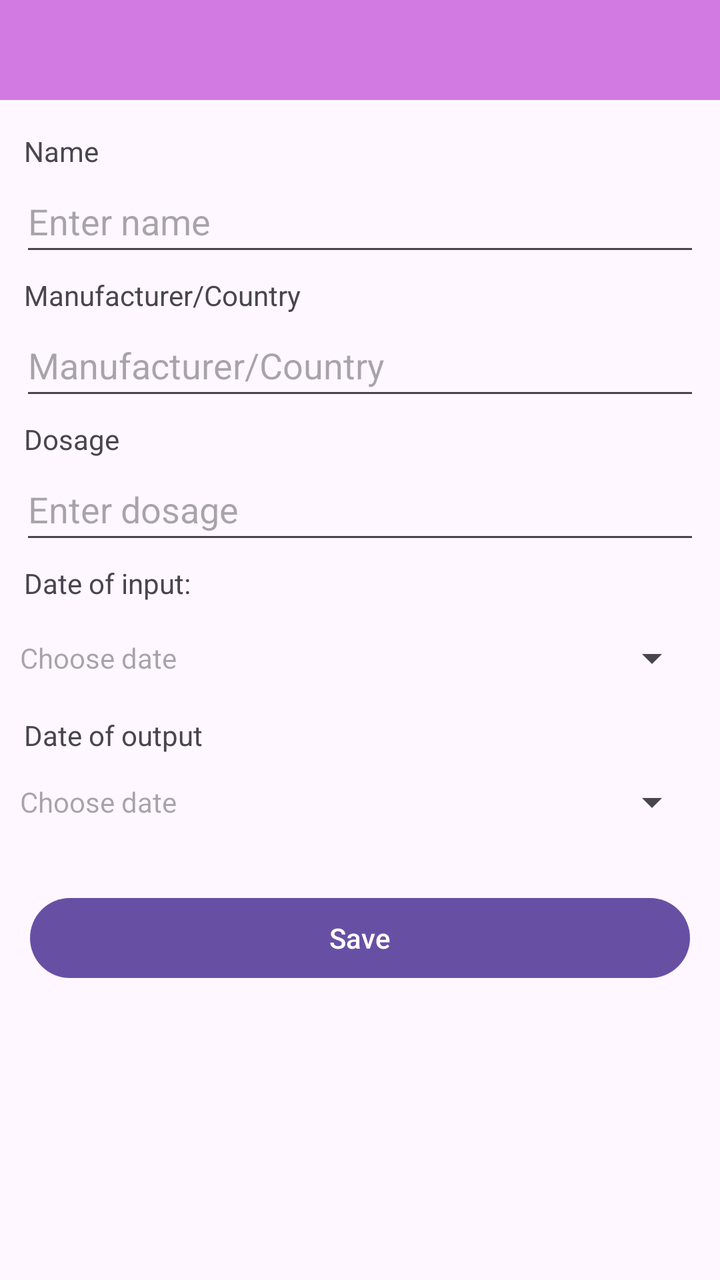
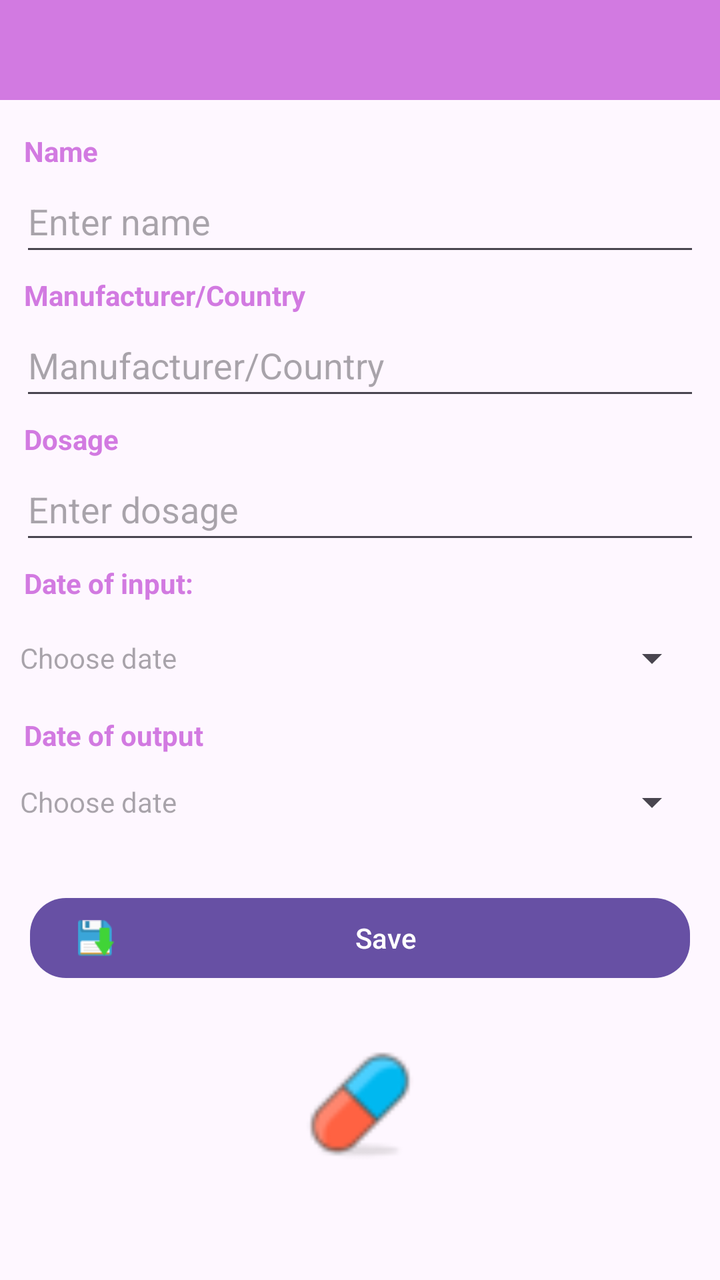

Compare the two renders of this Android layout. The source of the first and the diff that turns it into the second are given below.
<!-- AndroidManifest.xml: application theme Theme.AppFond -->
<!-- res/layout/activity_new_teraphy.xml -->
<?xml version="1.0" encoding="utf-8"?>
<androidx.constraintlayout.widget.ConstraintLayout xmlns:android="http://schemas.android.com/apk/res/android"
    xmlns:app="http://schemas.android.com/apk/res-auto"
    xmlns:tools="http://schemas.android.com/tools"
    android:layout_width="match_parent"
    android:layout_height="match_parent"
    android:fitsSystemWindows="true"
    tools:context=".NewTeraphyActivity">

    <EditText
        android:id="@+id/fieldNewDateEndTer"
        style="@style/Widget.AppCompat.Spinner"
        android:layout_width="0dp"
        android:layout_height="wrap_content"
        android:layout_marginStart="10dp"
        android:layout_marginEnd="10dp"
        android:autofillHints=""
        android:editable="false"
        android:ems="10"
        android:enabled="true"
        android:hint="@string/textChooseDateField"
        android:minHeight="48dp"
        app:layout_constraintEnd_toEndOf="parent"
        app:layout_constraintHorizontal_bias="1.0"
        app:layout_constraintStart_toStartOf="parent"
        app:layout_constraintTop_toBottomOf="@+id/labelNewTerDateEnd"
        tools:ignore="SpeakableTextPresentCheck" />

    <TextView
        android:id="@+id/labelNewTerDateEnd"
        android:layout_width="wrap_content"
        android:layout_height="wrap_content"
        android:layout_marginStart="12dp"
        android:layout_marginTop="5dp"
        android:text="@string/textDateOuput"
        app:layout_constraintStart_toStartOf="parent"
        app:layout_constraintTop_toBottomOf="@+id/fieldNewDateBegTer" />

    <TextView
        android:id="@+id/labelNewDoz"
        android:layout_width="wrap_content"
        android:layout_height="wrap_content"
        android:layout_marginStart="12dp"
        android:layout_marginTop="5dp"
        android:text="@string/textDozeTeraphy"
        app:layout_constraintStart_toStartOf="parent"
        app:layout_constraintTop_toBottomOf="@+id/fieldCountryNewTer" />

    <EditText
        android:id="@+id/fieldDozNewTer"
        android:layout_width="0dp"
        android:layout_height="wrap_content"
        android:layout_marginStart="10dp"
        android:layout_marginEnd="10dp"
        android:autofillHints=""
        android:editable="true"
        android:ems="10"
        android:enabled="true"
        android:hint="@string/textHintDose"
        android:inputType="textPersonName"
        android:minHeight="48dp"
        app:layout_constraintEnd_toEndOf="parent"
        app:layout_constraintHorizontal_bias="1.0"
        app:layout_constraintStart_toStartOf="parent"
        app:layout_constraintTop_toBottomOf="@+id/labelNewDoz" />

    <EditText
        android:id="@+id/fieldCountryNewTer"
        android:layout_width="0dp"
        android:layout_height="wrap_content"
        android:layout_marginStart="10dp"
        android:layout_marginEnd="10dp"
        android:autofillHints=""
        android:editable="true"
        android:ems="10"
        android:enabled="true"
        android:hint="@string/textHintCountryTer"
        android:inputType="textPersonName"
        android:minHeight="48dp"
        app:layout_constraintEnd_toEndOf="parent"
        app:layout_constraintHorizontal_bias="0.0"
        app:layout_constraintStart_toStartOf="parent"
        app:layout_constraintTop_toBottomOf="@+id/labelNewСountry" />

    <TextView
        android:id="@+id/labelNewСountry"
        android:layout_width="wrap_content"
        android:layout_height="wrap_content"
        android:layout_marginStart="12dp"
        android:layout_marginTop="5dp"
        android:text="@string/textHintCountryTer"
        app:layout_constraintStart_toStartOf="parent"
        app:layout_constraintTop_toBottomOf="@+id/fieldNameNewTer" />

    <androidx.appcompat.widget.Toolbar
        android:id="@+id/newTerToolbar"
        android:layout_width="0dp"
        android:layout_height="50dp"
        android:background="@color/fiol_bleed"
        app:layout_constraintEnd_toEndOf="parent"
        app:layout_constraintStart_toStartOf="parent"
        app:layout_constraintTop_toTopOf="parent">

    </androidx.appcompat.widget.Toolbar>

    <ProgressBar
        android:id="@+id/progressBarNewTer"
        style="?android:attr/progressBarStyleHorizontal"
        android:layout_width="0dp"
        android:layout_height="wrap_content"
        android:indeterminate="true"
        android:visibility="invisible"
        app:layout_constraintEnd_toEndOf="parent"
        app:layout_constraintHorizontal_bias="0.0"
        android:indeterminateTint="@color/fiol"
        app:layout_constraintStart_toStartOf="parent"
        app:layout_constraintTop_toBottomOf="@+id/newTerToolbar" />

    <TextView
        android:id="@+id/labelNewName"
        android:layout_width="wrap_content"
        android:layout_height="wrap_content"
        android:layout_marginStart="12dp"
        android:text="@string/textNameTeraphy"
        app:layout_constraintStart_toStartOf="parent"
        app:layout_constraintTop_toBottomOf="@+id/progressBarNewTer" />

    <EditText
        android:id="@+id/fieldNameNewTer"
        android:layout_width="0dp"
        android:layout_height="wrap_content"
        android:layout_marginStart="10dp"
        android:layout_marginEnd="10dp"
        android:autofillHints=""
        android:editable="true"
        android:ems="10"
        android:enabled="true"
        android:hint="@string/textHintNameTer"
        android:inputType="textPersonName"
        android:minHeight="48dp"
        app:layout_constraintEnd_toEndOf="parent"
        app:layout_constraintHorizontal_bias="0.0"
        app:layout_constraintStart_toStartOf="parent"
        app:layout_constraintTop_toBottomOf="@+id/labelNewName" />

    <TextView
        android:id="@+id/labelNewTerDateBeg"
        android:layout_width="wrap_content"
        android:layout_height="wrap_content"
        android:layout_marginStart="12dp"
        android:layout_marginTop="5dp"
        android:text="@string/textDateInput"
        app:layout_constraintStart_toStartOf="parent"
        app:layout_constraintTop_toBottomOf="@+id/fieldDozNewTer" />

    <EditText
        android:id="@+id/fieldNewDateBegTer"
        style="@style/Widget.AppCompat.Spinner"
        android:layout_width="0dp"
        android:layout_height="wrap_content"
        android:layout_marginStart="10dp"
        android:layout_marginTop="4dp"
        android:layout_marginEnd="10dp"
        android:autofillHints=""
        android:editable="false"
        android:ems="10"
        android:enabled="true"
        android:hint="@string/textChooseDateField"
        android:minHeight="48dp"
        app:layout_constraintEnd_toEndOf="parent"
        app:layout_constraintHorizontal_bias="1.0"
        app:layout_constraintStart_toStartOf="parent"
        app:layout_constraintTop_toBottomOf="@+id/labelNewTerDateBeg"
        tools:ignore="SpeakableTextPresentCheck" />

    <Button
        android:id="@+id/buttonSaveNewTer"
        android:layout_width="0dp"
        android:layout_height="wrap_content"
        android:layout_marginStart="15dp"
        android:layout_marginTop="20dp"
        android:layout_marginEnd="15dp"
        android:text="@string/textSave"
        app:layout_constraintEnd_toEndOf="parent"
        app:layout_constraintStart_toStartOf="parent"
        app:layout_constraintTop_toBottomOf="@+id/fieldNewDateEndTer" />
</androidx.constraintlayout.widget.ConstraintLayout>
<!-- resources referenced by this layout -->
<resources>
  <color name="fiol">#9C27B0</color>
  <color name="fiol_bleed">#D27AE1</color>
  <string name="textChooseDateField">Choose date</string>
  <string name="textDateInput">"Date of input: "</string>
  <string name="textDateOuput">Date of output</string>
  <string name="textDozeTeraphy">Dosage</string>
  <string name="textHintCountryTer">Manufacturer/Country</string>
  <string name="textHintDose">Enter dosage</string>
  <string name="textHintNameTer">Enter name</string>
  <string name="textNameTeraphy">Name</string>
  <string name="textSave">Save</string>
  <style name="Theme.AppFond" parent="Theme.MaterialComponents.DayNight.NoActionBar">
          
          <item name="colorPrimary">@color/fiol</item>
          <item name="colorPrimaryVariant">@color/fiol</item>
          <item name="colorOnPrimary">@color/white</item>
          
          <item name="colorSecondary">@color/purple_400</item>
          <item name="colorSecondaryVariant">@color/purple_800</item>
          <item name="colorOnSecondary">@color/black</item>
          
          <item name="android:statusBarColor">?attr/colorPrimaryVariant</item>
          
      </style>
  <color name="white">#FFFFFFFF</color>
  <color name="black">#FF000000</color>
</resources>

<!-- the commit's change to res/layout/activity_new_teraphy.xml (unified diff, before → after) -->
@@ -33,6 +33,8 @@
         android:layout_marginStart="12dp"
         android:layout_marginTop="5dp"
         android:text="@string/textDateOuput"
+        android:textColor="@color/fiol_bleed"
+        android:textStyle="bold"
         app:layout_constraintStart_toStartOf="parent"
         app:layout_constraintTop_toBottomOf="@+id/fieldNewDateBegTer" />
 
@@ -43,6 +45,8 @@
         android:layout_marginStart="12dp"
         android:layout_marginTop="5dp"
         android:text="@string/textDozeTeraphy"
+        android:textColor="@color/fiol_bleed"
+        android:textStyle="bold"
         app:layout_constraintStart_toStartOf="parent"
         app:layout_constraintTop_toBottomOf="@+id/fieldCountryNewTer" />
 
@@ -89,6 +93,8 @@
         android:layout_marginStart="12dp"
         android:layout_marginTop="5dp"
         android:text="@string/textHintCountryTer"
+        android:textColor="@color/fiol_bleed"
+        android:textStyle="bold"
         app:layout_constraintStart_toStartOf="parent"
         app:layout_constraintTop_toBottomOf="@+id/fieldNameNewTer" />
 
@@ -122,6 +128,8 @@
         android:layout_height="wrap_content"
         android:layout_marginStart="12dp"
         android:text="@string/textNameTeraphy"
+        android:textColor="@color/fiol_bleed"
+        android:textStyle="bold"
         app:layout_constraintStart_toStartOf="parent"
         app:layout_constraintTop_toBottomOf="@+id/progressBarNewTer" />
 
@@ -150,6 +158,8 @@
         android:layout_marginStart="12dp"
         android:layout_marginTop="5dp"
         android:text="@string/textDateInput"
+        android:textColor="@color/fiol_bleed"
+        android:textStyle="bold"
         app:layout_constraintStart_toStartOf="parent"
         app:layout_constraintTop_toBottomOf="@+id/fieldDozNewTer" />
 
@@ -181,7 +191,25 @@
         android:layout_marginTop="20dp"
         android:layout_marginEnd="15dp"
         android:text="@string/textSave"
+        android:textAllCaps="false"
+        android:textColor="@color/white"
+        app:cornerRadius="18dp"
+        app:icon="@drawable/save_32"
+        app:iconTint="@null"
+        app:iconTintMode="src_in"
         app:layout_constraintEnd_toEndOf="parent"
         app:layout_constraintStart_toStartOf="parent"
         app:layout_constraintTop_toBottomOf="@+id/fieldNewDateEndTer" />
+
+    <ImageView
+        android:id="@+id/imageView13"
+        android:layout_width="60dp"
+        android:layout_height="60dp"
+        android:layout_marginStart="175dp"
+        android:layout_marginTop="30dp"
+        android:layout_marginEnd="175dp"
+        app:layout_constraintEnd_toEndOf="parent"
+        app:layout_constraintStart_toStartOf="parent"
+        app:layout_constraintTop_toBottomOf="@+id/buttonSaveNewTer"
+        app:srcCompat="@drawable/pill740" />
 </androidx.constraintlayout.widget.ConstraintLayout>
<!-- resource entries referenced after the edit -->
@@ -25,6 +25,8 @@
           
       </style>
   <color name="white">#FFFFFFFF</color>
+  <!-- drawable pill740: png bitmap (drawable, 1970 bytes) -->
+  <!-- drawable save_32: png bitmap (drawable, 786 bytes) -->
   <color name="black">#FF000000</color>
 </resources>
 
